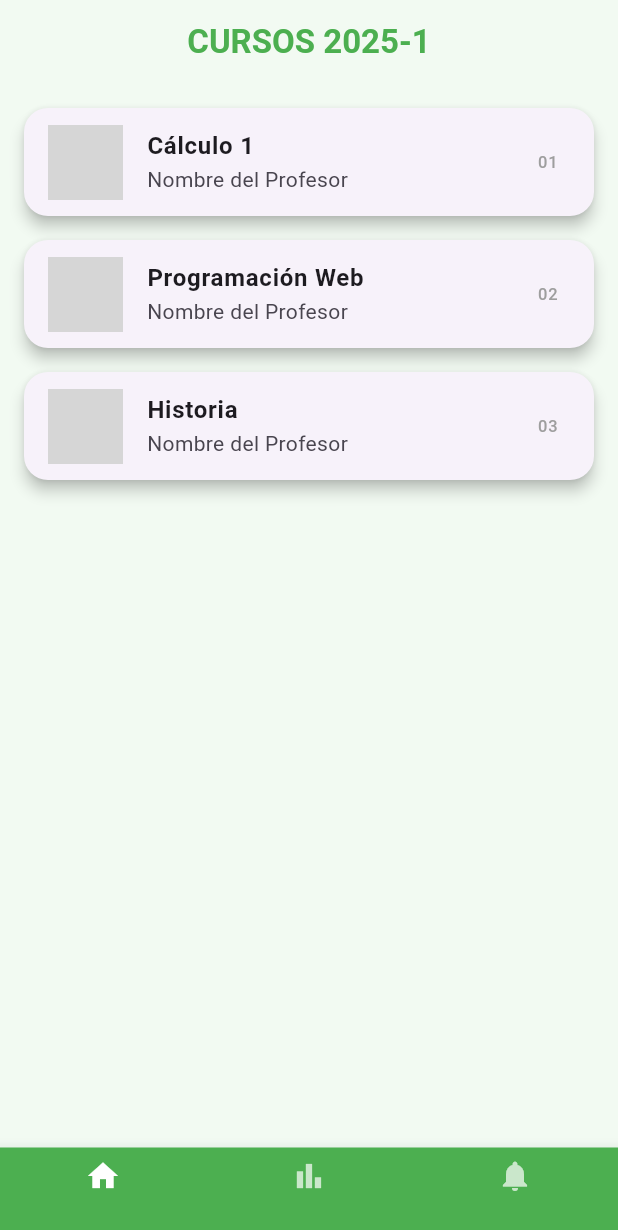
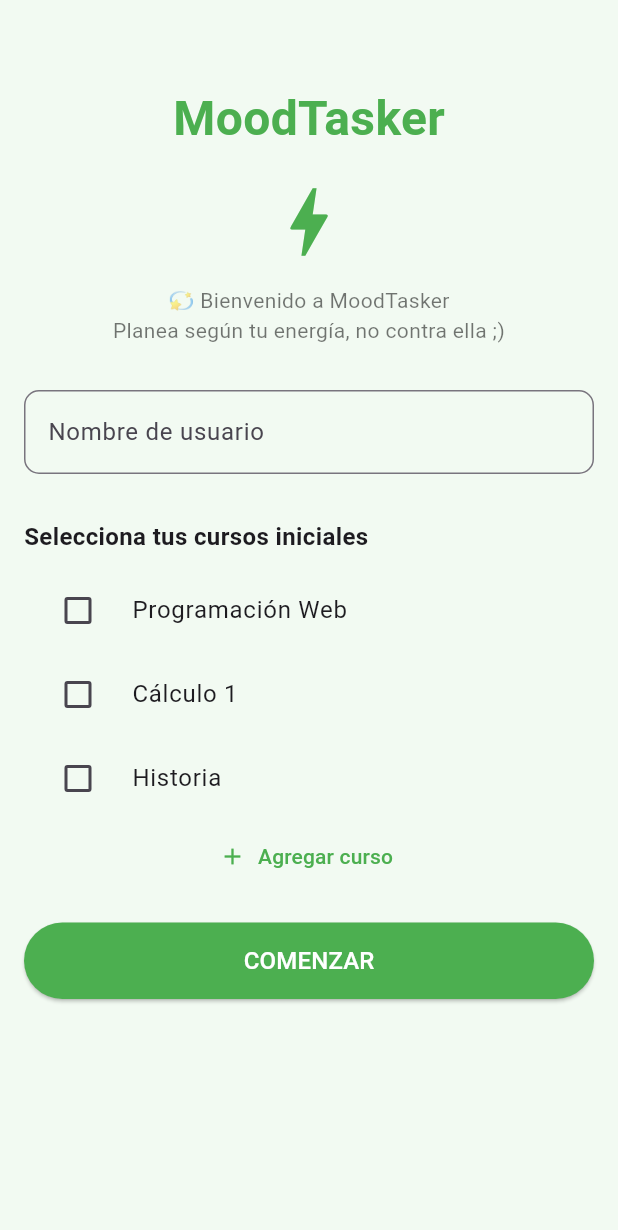
Before and after one commit to Nicolas0903/moodtasker_front, a Flutter app: the screen it shows after launch, on a phone screen of 412 x 824 dp. Shown: the top 1230 px of the screen. Run offline on Flutter 3.47's test engine with Material 3 defaults, Android fonts, the phone set to English and light mode, and no system bars; our stand-ins replace fl_chart; grey boxes are pictures that could not be loaded.

Commit message:
Conectadas pantallas UC1, UC2 y navegación global en MoodTasker

```diff
--- a/lib/main.dart
+++ b/lib/main.dart
@@ -2,6 +2,8 @@ import 'package:flutter/material.dart';
 import 'pages/courses_page.dart';
 import 'pages/history_page.dart';
 import 'pages/alerts_page.dart';
+import 'pages/register_page.dart';
+import 'pages/new_task_page.dart';
 
 void main() {
   runApp(const MoodTaskerApp());
@@ -20,7 +22,12 @@ class MoodTaskerApp extends StatelessWidget {
         scaffoldBackgroundColor: const Color(0xFFF2FAF2),
         useMaterial3: true,
       ),
-      home: const HomePage(),
+      initialRoute: '/register',
+      routes: {
+        '/register': (context) => const RegisterPage(),
+        '/home': (context) => const HomePage(),
+        '/newtask': (context) => const NewTaskPage(),
+      },
     );
   }
 }
@@ -41,21 +48,45 @@ class _HomePageState extends State<HomePage> {
     AlertsPage(),
   ];
 
+  final List<IconData> _icons = const [
+    Icons.home,
+    Icons.bar_chart,
+    Icons.notifications,
+  ];
+
   @override
   Widget build(BuildContext context) {
     return Scaffold(
       body: _screens[_currentIndex],
-      bottomNavigationBar: BottomNavigationBar(
-        currentIndex: _currentIndex,
-        selectedItemColor: Colors.white,
-        unselectedItemColor: Colors.white70,
+
+      // ✅ Botón flotante para registrar nueva tarea
+      floatingActionButton: FloatingActionButton(
         backgroundColor: Colors.green,
-        onTap: (index) => setState(() => _currentIndex = index),
-        items: const [
-          BottomNavigationBarItem(icon: Icon(Icons.home), label: ''),
-          BottomNavigationBarItem(icon: Icon(Icons.bar_chart), label: ''),
-          BottomNavigationBarItem(icon: Icon(Icons.notifications), label: ''),
-        ],
+        onPressed: () {
+          Navigator.pushNamed(context, '/newtask');
+        },
+        child: const Icon(Icons.add, color: Colors.white),
+      ),
+      floatingActionButtonLocation: FloatingActionButtonLocation.centerDocked,
+
+      // ✅ Barra inferior de navegación
+      bottomNavigationBar: BottomAppBar(
+        shape: const CircularNotchedRectangle(),
+        notchMargin: 8.0,
+        color: Colors.green,
+        child: Row(
+          mainAxisAlignment: MainAxisAlignment.spaceAround,
+          children: List.generate(_icons.length, (index) {
+            final isSelected = index == _currentIndex;
+            return IconButton(
+              onPressed: () => setState(() => _currentIndex = index),
+              icon: Icon(
+                _icons[index],
+                color: isSelected ? Colors.white : Colors.white70,
+              ),
+            );
+          }),
+        ),
       ),
     );
   }
--- /dev/null
+++ b/lib/pages/register_page.dart
@@ -0,0 +1,118 @@
+import 'package:flutter/material.dart';
+
+class RegisterPage extends StatelessWidget {
+  const RegisterPage({super.key});
+
+  @override
+  Widget build(BuildContext context) {
+    return Scaffold(
+      body: SafeArea(
+        child: Padding(
+          padding: const EdgeInsets.all(16),
+          child: ListView(
+            children: [
+              const SizedBox(height: 40),
+              const Center(
+                child: Text(
+                  'MoodTasker',
+                  style: TextStyle(
+                    color: Colors.green,
+                    fontSize: 32,
+                    fontWeight: FontWeight.bold,
+                  ),
+                ),
+              ),
+              const SizedBox(height: 16),
+              const Icon(Icons.bolt, color: Colors.green, size: 60),
+              const SizedBox(height: 12),
+              const Center(
+                child: Text(
+                  '💫 Bienvenido a MoodTasker\nPlanea según tu energía, no contra ella ;)',
+                  textAlign: TextAlign.center,
+                  style: TextStyle(fontSize: 14, color: Colors.black54),
+                ),
+              ),
+              const SizedBox(height: 30),
+
+              // Nombre de usuario
+              TextField(
+                decoration: InputDecoration(
+                  labelText: 'Nombre de usuario',
+                  border: OutlineInputBorder(
+                    borderRadius: BorderRadius.circular(10),
+                  ),
+                ),
+              ),
+              const SizedBox(height: 30),
+
+              const Text(
+                'Selecciona tus cursos iniciales',
+                style: TextStyle(
+                  fontWeight: FontWeight.bold,
+                  fontSize: 16,
+                ),
+              ),
+              const SizedBox(height: 10),
+
+              // Cursos
+              const CourseCheckbox(title: 'Programación Web'),
+              const CourseCheckbox(title: 'Cálculo 1'),
+              const CourseCheckbox(title: 'Historia'),
+
+              TextButton.icon(
+                onPressed: () {},
+                icon: const Icon(Icons.add, color: Colors.green),
+                label: const Text(
+                  'Agregar curso',
+                  style: TextStyle(color: Colors.green),
+                ),
+              ),
+              const SizedBox(height: 20),
+
+              // Botón principal
+              ElevatedButton(
+                onPressed: () {
+                  Navigator.pushReplacementNamed(context, '/home');
+                },
+                style: ElevatedButton.styleFrom(
+                  backgroundColor: Colors.green,
+                  padding: const EdgeInsets.symmetric(vertical: 14),
+                  shape: RoundedRectangleBorder(
+                    borderRadius: BorderRadius.circular(30),
+                  ),
+                ),
+                child: const Text(
+                  'COMENZAR',
+                  style: TextStyle(color: Colors.white, fontSize: 16),
+                ),
+              ),
+            ],
+          ),
+        ),
+      ),
+    );
+  }
+}
+
+class CourseCheckbox extends StatefulWidget {
+  final String title;
+  const CourseCheckbox({super.key, required this.title});
+
+  @override
+  State<CourseCheckbox> createState() => _CourseCheckboxState();
+}
+
+class _CourseCheckboxState extends State<CourseCheckbox> {
+  bool checked = false;
+
+  @override
+  Widget build(BuildContext context) {
+    return CheckboxListTile(
+      title: Text(widget.title),
+      value: checked,
+      onChanged: (value) => setState(() => checked = value ?? false),
+      activeColor: Colors.green,
+      controlAffinity: ListTileControlAffinity.leading,
+    );
+  }
+}
```
Also changed, not shown: lib/pages/new_task_page.dart (added, +101 -0 lines).
